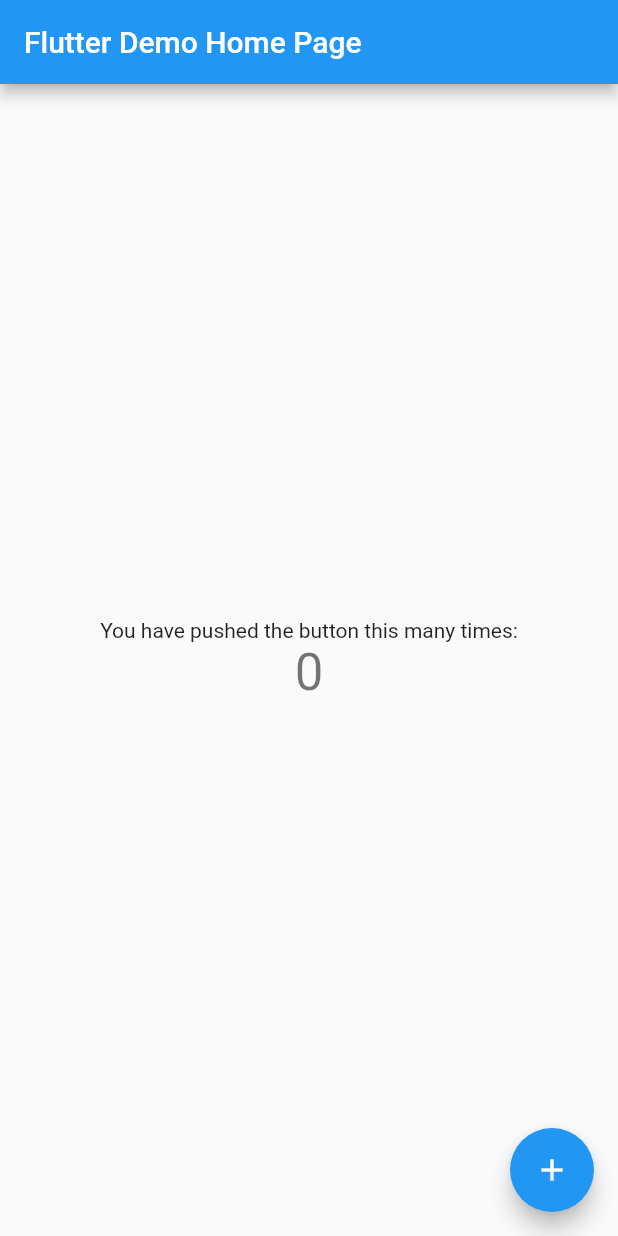
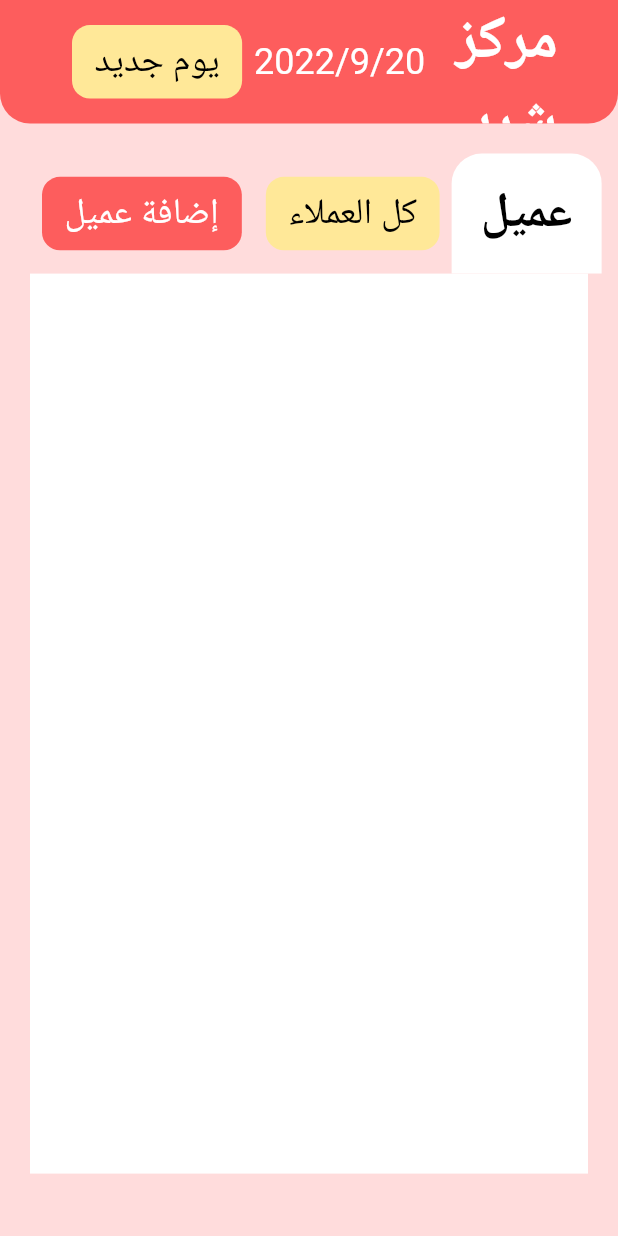
Before and after one commit to AbdoMosa99/Clinic-Flutter-Desktop-System, a Flutter app: the screen it shows after launch, on a phone screen of 412 x 824 dp. Run offline on Flutter 3.47's test engine with Material 2 defaults, Android fonts, the phone set to English and light mode, and no system bars.

Commit message:
basic structure and UI ~ not yet

```diff
--- /dev/null
+++ b/lib/components/body.dart
@@ -0,0 +1,92 @@
+import 'package:clinic_flutter_desktop_system/constants/colors.dart';
+import 'package:flutter/material.dart';
+
+class Body extends StatelessWidget {
+  final Widget child;
+
+  const Body({key, required this.child}) : super(key: key);
+
+  @override
+  Widget build(BuildContext context) {
+    return Container(
+      padding: const EdgeInsets.all(20.0),
+      child: Column(
+        children: [
+          Container(
+            child: Row(
+              children: [
+                Container(
+                  width: 100.0,
+                  height: 80.0,
+                  decoration: const BoxDecoration(
+                    color: Colors.white,
+                    borderRadius: BorderRadius.vertical(
+                      top: Radius.circular(20.0),
+                    ),
+                  ),
+                  child: const Center(
+                    child: Text(
+                      "عميل",
+                      style: TextStyle(
+                        color: Colors.black,
+                        fontSize: 32.0,
+                        fontWeight: FontWeight.bold,
+                      ),
+                    ),
+                  ),
+                ),
+                Expanded(
+                  child: Container(
+                    height: 60,
+                    color: AppColors.grey,
+                  ),
+                ),
+                TextButton(
+                  onPressed: () {},
+                  child: Container(
+                    padding: const EdgeInsets.symmetric(
+                        horizontal: 15.0, vertical: 8.0),
+                    decoration: const BoxDecoration(
+                      color: AppColors.secondary,
+                      borderRadius: BorderRadius.all(Radius.circular(12.0)),
+                    ),
+                    child: const Text(
+                      "كل العملاء",
+                      style: TextStyle(
+                        fontSize: 24.0,
+                        color: Colors.black,
+                      ),
+                    ),
+                  ),
+                ),
+                TextButton(
+                  onPressed: () {},
+                  child: Container(
+                    padding: const EdgeInsets.symmetric(
+                        horizontal: 15.0, vertical: 8.0),
+                    decoration: const BoxDecoration(
+                      color: AppColors.primary,
+                      borderRadius: BorderRadius.all(Radius.circular(12.0)),
+                    ),
+                    child: const Text(
+                      "إضافة عميل",
+                      style: TextStyle(
+                        fontSize: 24.0,
+                        color: Colors.white,
+                      ),
+                    ),
+                  ),
+                ),
+              ],
+            ),
+          ),
+          Container(
+            width: double.infinity,
+            height: 600.0,
+            color: Colors.white,
+          ),
+        ],
+      ),
+    );
+  }
+}
--- /dev/null
+++ b/lib/components/header.dart
@@ -0,0 +1,66 @@
+import 'package:clinic_flutter_desktop_system/constants/colors.dart';
+import 'package:clinic_flutter_desktop_system/utility/date.dart';
+import 'package:flutter/material.dart';
+
+class Header extends StatelessWidget {
+  final String title = "مركز شريف البوهي";
+
+  const Header({key}) : super(key: key);
+
+  @override
+  Widget build(BuildContext context) {
+    Size size = MediaQuery.of(context).size;
+    AppDate date = AppDate(DateTime.now());
+
+    return Container(
+      width: double.infinity,
+      height: size.height / 10,
+      padding: const EdgeInsets.symmetric(horizontal: 40.0),
+      decoration: const BoxDecoration(
+        color: AppColors.primary,
+        borderRadius: BorderRadius.vertical(bottom: Radius.circular(20.0)),
+      ),
+      child: Center(
+        child: Row(
+          children: [
+            Expanded(
+              child: Text(
+                title,
+                style: const TextStyle(
+                  fontSize: 40.0,
+                  fontWeight: FontWeight.bold,
+                  color: Colors.white,
+                ),
+              ),
+            ),
+            Text(
+              date.date(),
+              style: const TextStyle(
+                fontSize: 24.0,
+                color: Colors.white,
+              ),
+            ),
+            TextButton(
+              onPressed: () {},
+              child: Container(
+                padding:
+                    const EdgeInsets.symmetric(horizontal: 15.0, vertical: 8.0),
+                decoration: const BoxDecoration(
+                  color: AppColors.secondary,
+                  borderRadius: BorderRadius.all(Radius.circular(12.0)),
+                ),
+                child: const Text(
+                  "يوم جديد",
+                  style: TextStyle(
+                    fontSize: 24.0,
+                    color: Colors.black,
+                  ),
+                ),
+              ),
+            ),
+          ],
+        ),
+      ),
+    );
+  }
+}
--- /dev/null
+++ b/lib/constants/colors.dart
@@ -0,0 +1,10 @@
+import 'package:flutter/material.dart';
+
+class AppColors {
+  AppColors._();
+
+  static const Color primary = Color(0xFFFD5D5D);
+  static const Color primaryLight = Color(0xFFFFDCDC);
+  static const Color secondary = Color(0xFFFFE898);
+  static const Color grey = Color(0xFFC9C9C9);
+}
--- a/lib/main.dart
+++ b/lib/main.dart
@@ -1,115 +1,20 @@
 import 'package:flutter/material.dart';
 
+import 'package:clinic_flutter_desktop_system/screens/home_page.dart';
+
 void main() {
-  runApp(const MyApp());
+  runApp(const ClinicApp());
 }
 
-class MyApp extends StatelessWidget {
-  const MyApp({super.key});
+class ClinicApp extends StatelessWidget {
+  const ClinicApp({super.key});
 
-  // This widget is the root of your application.
   @override
   Widget build(BuildContext context) {
-    return MaterialApp(
-      title: 'Flutter Demo',
-      theme: ThemeData(
-        // This is the theme of your application.
-        //
-        // Try running your application with "flutter run". You'll see the
-        // application has a blue toolbar. Then, without quitting the app, try
-        // changing the primarySwatch below to Colors.green and then invoke
-        // "hot reload" (press "r" in the console where you ran "flutter run",
-        // or simply save your changes to "hot reload" in a Flutter IDE).
-        // Notice that the counter didn't reset back to zero; the application
-        // is not restarted.
-        primarySwatch: Colors.blue,
-      ),
-      home: const MyHomePage(title: 'Flutter Demo Home Page'),
+    return const MaterialApp(
+      title: 'Clinic-Flutter-Desktop-System',
+      debugShowCheckedModeBanner: false,
+      home: HomePage(),
     );
   }
 }
-
-class MyHomePage extends StatefulWidget {
-  const MyHomePage({super.key, required this.title});
-
-  // This widget is the home page of your application. It is stateful, meaning
-  // that it has a State object (defined below) that contains fields that affect
-  // how it looks.
-
-  // This class is the configuration for the state. It holds the values (in this
-  // case the title) provided by the parent (in this case the App widget) and
-  // used by the build method of the State. Fields in a Widget subclass are
-  // always marked "final".
-
-  final String title;
-
-  @override
-  State<MyHomePage> createState() => _MyHomePageState();
-}
-
-class _MyHomePageState extends State<MyHomePage> {
-  int _counter = 0;
-
-  void _incrementCounter() {
-    setState(() {
-      // This call to setState tells the Flutter framework that something has
-      // changed in this State, which causes it to rerun the build method below
-      // so that the display can reflect the updated values. If we changed
-      // _counter without calling setState(), then the build method would not be
-      // called again, and so nothing would appear to happen.
-      _counter++;
-    });
-  }
-
-  @override
-  Widget build(BuildContext context) {
-    // This method is rerun every time setState is called, for instance as done
-    // by the _incrementCounter method above.
-    //
-    // The Flutter framework has been optimized to make rerunning build methods
-    // fast, so that you can just rebuild anything that needs updating rather
-    // than having to individually change instances of widgets.
-    return Scaffold(
-      appBar: AppBar(
-        // Here we take the value from the MyHomePage object that was created by
-        // the App.build method, and use it to set our appbar title.
-        title: Text(widget.title),
-      ),
-      body: Center(
-        // Center is a layout widget. It takes a single child and positions it
-        // in the middle of the parent.
-        child: Column(
-          // Column is also a layout widget. It takes a list of children and
-          // arranges them vertically. By default, it sizes itself to fit its
-          // children horizontally, and tries to be as tall as its parent.
-          //
-          // Invoke "debug painting" (press "p" in the console, choose the
-          // "Toggle Debug Paint" action from the Flutter Inspector in Android
-          // Studio, or the "Toggle Debug Paint" command in Visual Studio Code)
-          // to see the wireframe for each widget.
-          //
-          // Column has various properties to control how it sizes itself and
-          // how it positions its children. Here we use mainAxisAlignment to
-          // center the children vertically; the main axis here is the vertical
-          // axis because Columns are vertical (the cross axis would be
-          // horizontal).
-          mainAxisAlignment: MainAxisAlignment.center,
-          children: <Widget>[
-            const Text(
-              'You have pushed the button this many times:',
-            ),
-            Text(
-              '$_counter',
-              style: Theme.of(context).textTheme.headline4,
-            ),
-          ],
-        ),
-      ),
-      floatingActionButton: FloatingActionButton(
-        onPressed: _incrementCounter,
-        tooltip: 'Increment',
-        child: const Icon(Icons.add),
-      ), // This trailing comma makes auto-formatting nicer for build methods.
-    );
-  }
-}
--- /dev/null
+++ b/lib/screens/home_page.dart
@@ -0,0 +1,29 @@
+import 'package:clinic_flutter_desktop_system/components/body.dart';
+import 'package:clinic_flutter_desktop_system/components/header.dart';
+import 'package:clinic_flutter_desktop_system/constants/colors.dart';
+import 'package:flutter/material.dart';
+
+class HomePage extends StatefulWidget {
+  const HomePage({super.key});
+
+  @override
+  State<HomePage> createState() => _HomePageState();
+}
+
+class _HomePageState extends State<HomePage> {
+  @override
+  Widget build(BuildContext context) {
+    return Directionality(
+      textDirection: TextDirection.rtl,
+      child: Scaffold(
+        backgroundColor: AppColors.primaryLight,
+        body: Column(
+          children: const [
+            Header(),
+            Body(child: Text("")),
+          ],
+        ),
+      ),
+    );
+  }
+}
--- /dev/null
+++ b/lib/utility/date.dart
@@ -0,0 +1,35 @@
+class AppDate {
+  DateTime dateTime;
+
+  AppDate(this.dateTime);
+
+  final weekDays = [
+    "الإثنين",
+    "الثلاثاء",
+    "الأربعاء",
+    "الخميس",
+    "الجمعة",
+    "السبت",
+    "الأحد",
+  ];
+
+  String hour() {
+    int hour = dateTime.hour;
+    String period = "صباحاً";
+    if (hour >= 12) {
+      if (hour != 12) {
+        hour -= 12;
+      }
+      period = "مساءاً";
+    }
+    return "$period $hour:${dateTime.minute}";
+  }
+
+  String date() {
+    return "${dateTime.year}/${dateTime.month}/${dateTime.day}";
+  }
+
+  String weekDay() {
+    return weekDays[dateTime.weekday - 1];
+  }
+}
```
Also changed, not shown: lib/constants/assets.dart (added), 1 other file.
